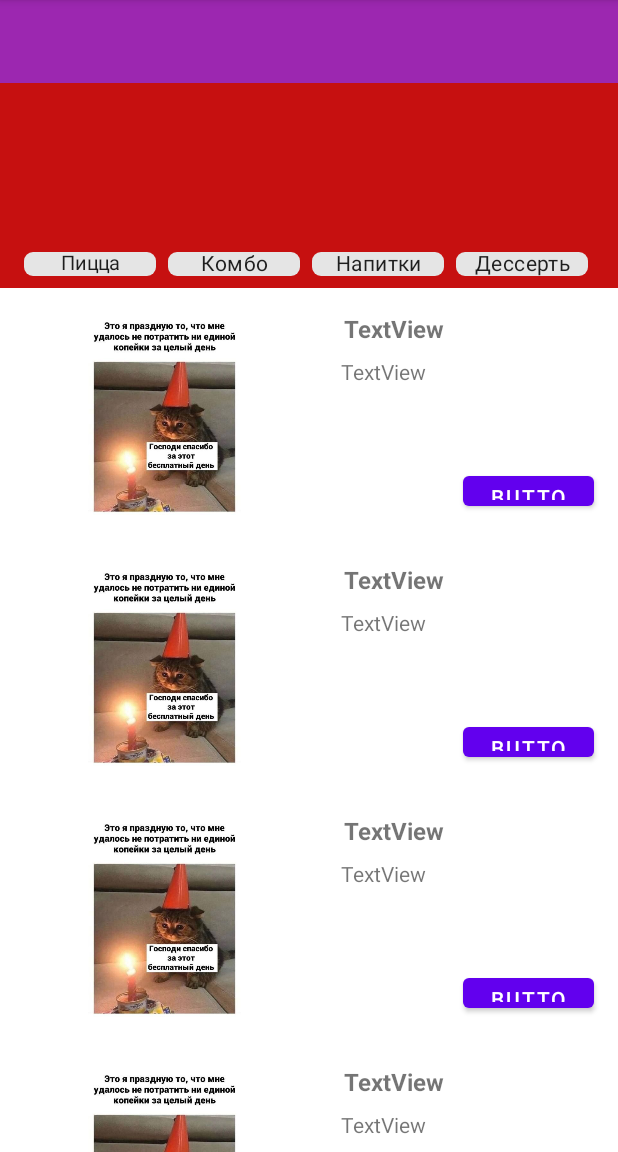
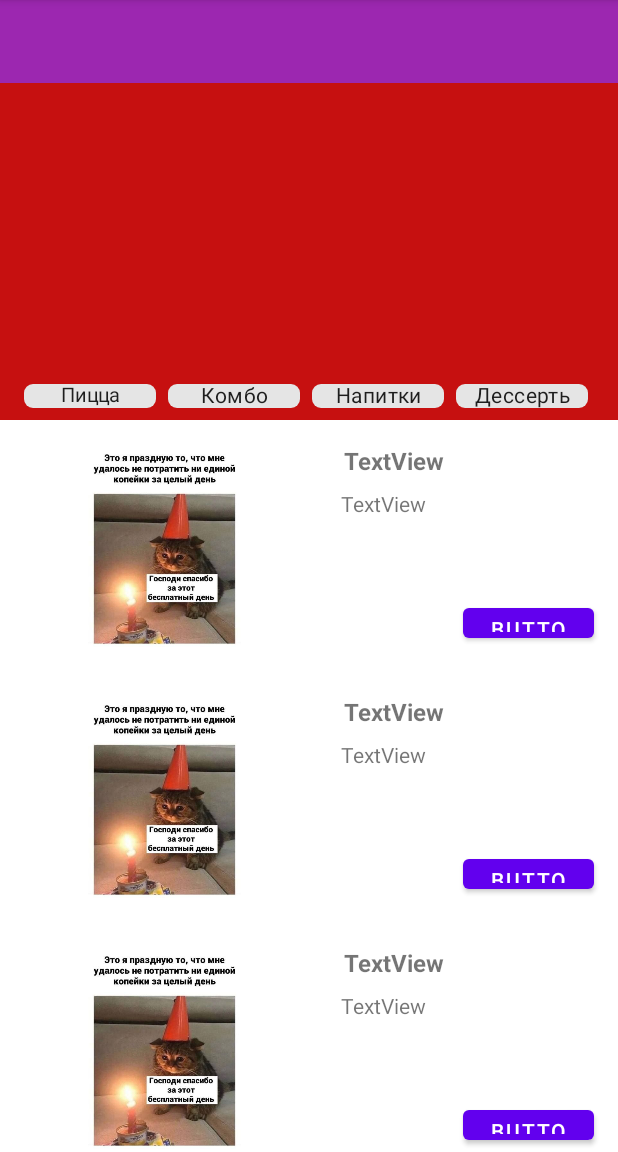
Before and after one commit to MikleRuk/Appbar, an Android app: the screen it shows after launch (MainActivity), on a phone screen of 412 x 824 dp, the part 84-1236 px from its top. Run offline under Robolectric (Android 15) with nearby library versions, the phone set to English and light mode, and no system bars.

```diff
--- a/app/src/main/res/layout/activity_main.xml
+++ b/app/src/main/res/layout/activity_main.xml
@@ -10,8 +10,8 @@
     <com.google.android.material.appbar.AppBarLayout
         android:id="@+id/appbar"
 
-        android:layout_height="192dp"
-        android:layout_width="match_parent">
+        android:layout_width="match_parent"
+        android:layout_height="280dp">
 
         <com.google.android.material.appbar.CollapsingToolbarLayout
             android:layout_width="match_parent"
@@ -35,8 +35,8 @@
             <LinearLayout
                 android:layout_width="match_parent"
                 android:layout_height="32dp"
+                android:layout_marginTop="248dp"
                 android:orientation="horizontal"
-                android:layout_marginTop="160dp"
                 app:layout_constraintBottom_toBottomOf="parent"
                 app:layout_constraintEnd_toEndOf="parent"
                 app:layout_constraintStart_toStartOf="parent">
```
Also changed, not shown: app/src/main/res/drawable/icon.jpg (added), app/src/main/res/drawable/korzina.jpg (added), app/src/main/res/drawable/union.jpg (added).
